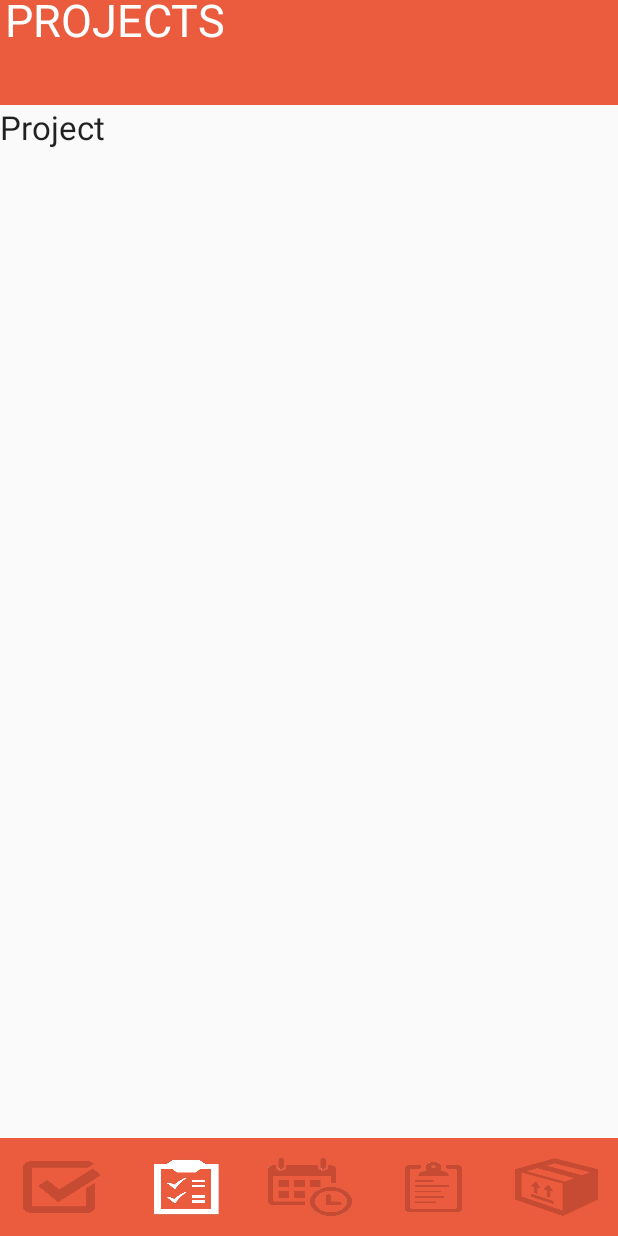
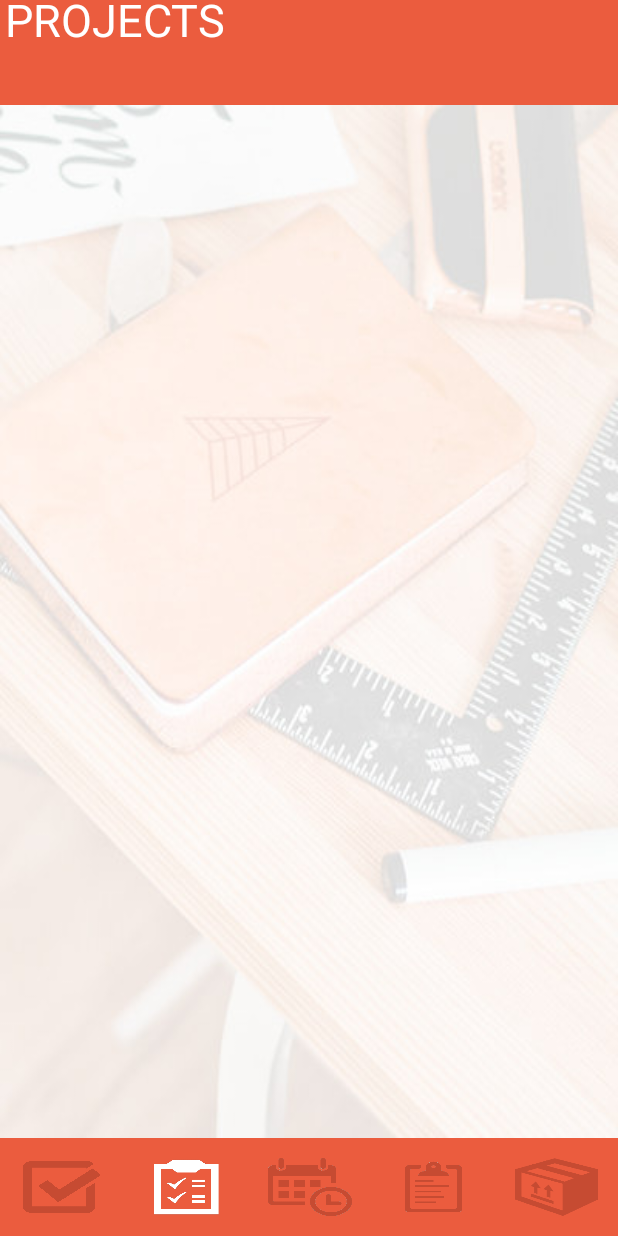
Before and after one commit to MortenOliverOlsen/Plan_Penny, an Android app: the screen it shows after launch (MainActivity), after a tap on an icon or button, on a phone screen of 412 x 824 dp. Run offline under Robolectric (Android 15) with nearby library versions, the phone set to English and light mode, and no system bars; Roboto replaces fonts that are not available here; 2 statements that could not run were skipped; 2 other taps on this screen came first.

Commit message:
pre Expanding listview element

```diff
--- /dev/null
+++ b/app/src/main/java/morten/plan_penny/Main/FragmentLayout.java
@@ -0,0 +1,37 @@
+package morten.plan_penny.Main;
+
+import android.content.Context;
+import android.util.AttributeSet;
+import android.widget.LinearLayout;
+
+/**
+ * Created by morten on 3/25/15.
+ */
+public class FragmentLayout extends LinearLayout {
+
+    Float xFraction;
+
+    public FragmentLayout(Context context) {
+        super(context);
+    }
+
+    public FragmentLayout(Context context, AttributeSet attrs) {
+        super(context, attrs);
+    }
+
+    public FragmentLayout(Context context, AttributeSet attrs, int defStyleAttr) {
+        super(context, attrs, defStyleAttr);
+    }
+
+    public void setXFraction(final float fraction) {
+        float translationX = getWidth() * fraction;
+        setTranslationX(translationX);
+    }
+
+    public float getXFraction() {
+        if (getWidth() == 0) {
+            return 0;
+        }
+        return getTranslationX() / getWidth();
+    }
+}
--- a/app/src/main/java/morten/plan_penny/Tasks/TaskListItem.java
+++ b/app/src/main/java/morten/plan_penny/Tasks/TaskListItem.java
@@ -8,7 +8,7 @@ import morten.plan_penny.Categories.Category;
 /**
  * Created by morten on 3/18/15.
  */
-public class TaskListItem {
+public class TaskListItem{
 
     private String mTitle;
     private Date startDate;
--- a/app/src/main/java/morten/plan_penny/Tasks/Tasks_fragment.java
+++ b/app/src/main/java/morten/plan_penny/Tasks/Tasks_fragment.java
@@ -29,7 +29,7 @@ public class Tasks_fragment extends Fragment implements View.OnClickListener{
     private DynamicListView listView;
     private StableArrayAdapter listAdapter;
     private  ArrayList<TaskListItem> listItems;
-    int taskCounter = 1;
+    int taskCounter = 0;
     int mCellHeight = 80;
 
     @Override
@@ -71,7 +71,8 @@ public class Tasks_fragment extends Fragment implements View.OnClickListener{
     @Override
     public void onClick(View v) {
         if (v == addButton){
-        addRow(v);
+            addRow(v);
+            listView.smoothScrollToPosition(0);
         }
     }
 }
--- a/app/src/main/res/anim/slide_in_left.xml
+++ b/app/src/main/res/anim/slide_in_left.xml
@@ -1,9 +1,10 @@
 <?xml version="1.0" encoding="utf-8"?>
 <set>
     <objectAnimator xmlns:android="http://schemas.android.com/apk/res/android"
-        android:propertyName="x"
+        android:interpolator="@android:anim/accelerate_decelerate_interpolator"
+        android:propertyName="xFraction"
         android:valueType="floatType"
-        android:valueFrom="-470"
+        android:valueFrom="-1.0"
         android:valueTo="0"
         android:duration="500"/>
 </set>
--- a/app/src/main/res/anim/slide_in_right.xml
+++ b/app/src/main/res/anim/slide_in_right.xml
@@ -1,9 +1,10 @@
 <?xml version="1.0" encoding="utf-8"?>
 <set>
     <objectAnimator xmlns:android="http://schemas.android.com/apk/res/android"
-        android:propertyName="x"
+        android:propertyName="xFraction"
+        android:interpolator="@android:anim/accelerate_decelerate_interpolator"
         android:valueType="floatType"
-        android:valueFrom="470"
+        android:valueFrom="1"
         android:valueTo="0"
         android:duration="500"/>
 </set>
--- a/app/src/main/res/anim/slide_out_left.xml
+++ b/app/src/main/res/anim/slide_out_left.xml
@@ -1,9 +1,10 @@
 <?xml version="1.0" encoding="utf-8"?>
 <set>
     <objectAnimator xmlns:android="http://schemas.android.com/apk/res/android"
-        android:propertyName="x"
+        android:propertyName="xFraction"
+        android:interpolator="@android:anim/accelerate_decelerate_interpolator"
         android:valueType="floatType"
         android:valueFrom="0"
-        android:valueTo="-470"
+        android:valueTo="-1.0"
         android:duration="500"/>
 </set>
--- a/app/src/main/res/anim/slide_out_right.xml
+++ b/app/src/main/res/anim/slide_out_right.xml
@@ -1,9 +1,10 @@
 <?xml version="1.0" encoding="utf-8"?>
 <set>
     <objectAnimator xmlns:android="http://schemas.android.com/apk/res/android"
-        android:propertyName="x"
+        android:propertyName="xFraction"
+        android:interpolator="@android:anim/accelerate_decelerate_interpolator"
         android:valueType="floatType"
         android:valueFrom="0"
-        android:valueTo="470"
+        android:valueTo="1.0"
         android:duration="500"/>
 </set>
--- a/app/src/main/res/layout/project_frag.xml
+++ b/app/src/main/res/layout/project_frag.xml
@@ -1,5 +1,5 @@
 <?xml version="1.0" encoding="utf-8"?>
-<LinearLayout xmlns:android="http://schemas.android.com/apk/res/android"
+<morten.plan_penny.Main.FragmentLayout xmlns:android="http://schemas.android.com/apk/res/android"
     android:orientation="vertical" android:layout_width="match_parent"
     android:layout_height="match_parent">
     <FrameLayout
@@ -29,14 +29,8 @@
         android:id="@+id/content_frag2"
         android:layout_height="match_parent"
         android:layout_width="fill_parent"
-        android:layout_below="@+id/header_slot">
+        android:layout_below="@+id/header_slot"
+        android:background="@drawable/transparent_background">
 
-        <TextView
-            android:layout_width="wrap_content"
-            android:layout_height="wrap_content"
-            android:textAppearance="?android:attr/textAppearanceLarge"
-            android:text="Project"
-            android:id="@+id/textView4"
-            android:layout_gravity="left|top" />
     </FrameLayout>
-</LinearLayout>
+</morten.plan_penny.Main.FragmentLayout>
--- a/app/src/main/res/layout/task_frag.xml
+++ b/app/src/main/res/layout/task_frag.xml
@@ -1,5 +1,5 @@
 <?xml version="1.0" encoding="utf-8"?>
-<LinearLayout xmlns:android="http://schemas.android.com/apk/res/android"
+<morten.plan_penny.Main.FragmentLayout xmlns:android="http://schemas.android.com/apk/res/android"
     android:orientation="vertical" android:layout_width="match_parent"
     android:layout_height="match_parent">
     <FrameLayout
@@ -49,4 +49,4 @@
             android:id="@+id/list"/>
 
     </FrameLayout>
-</LinearLayout>
+</morten.plan_penny.Main.FragmentLayout>
```
Also changed, not shown: app/src/main/res/layout/calendar_frag.xml (+4 -10 lines), app/src/main/res/layout/category_frag.xml (+4 -10 lines), app/src/main/res/layout/clipboard_frag.xml (+4 -10 lines).
